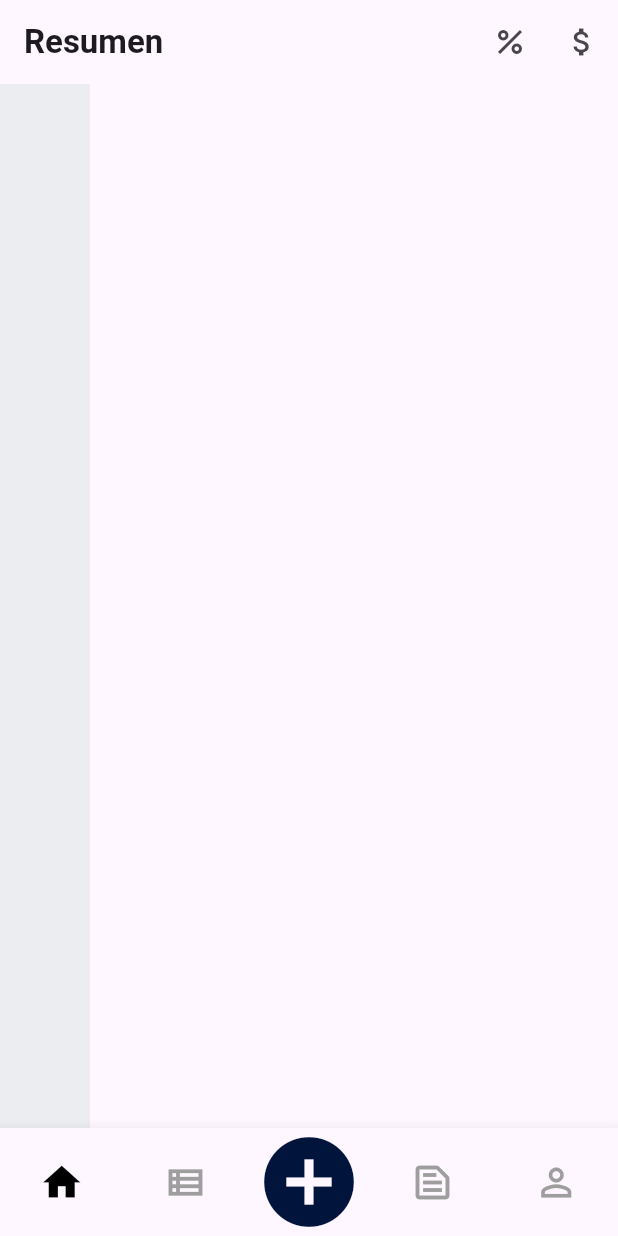
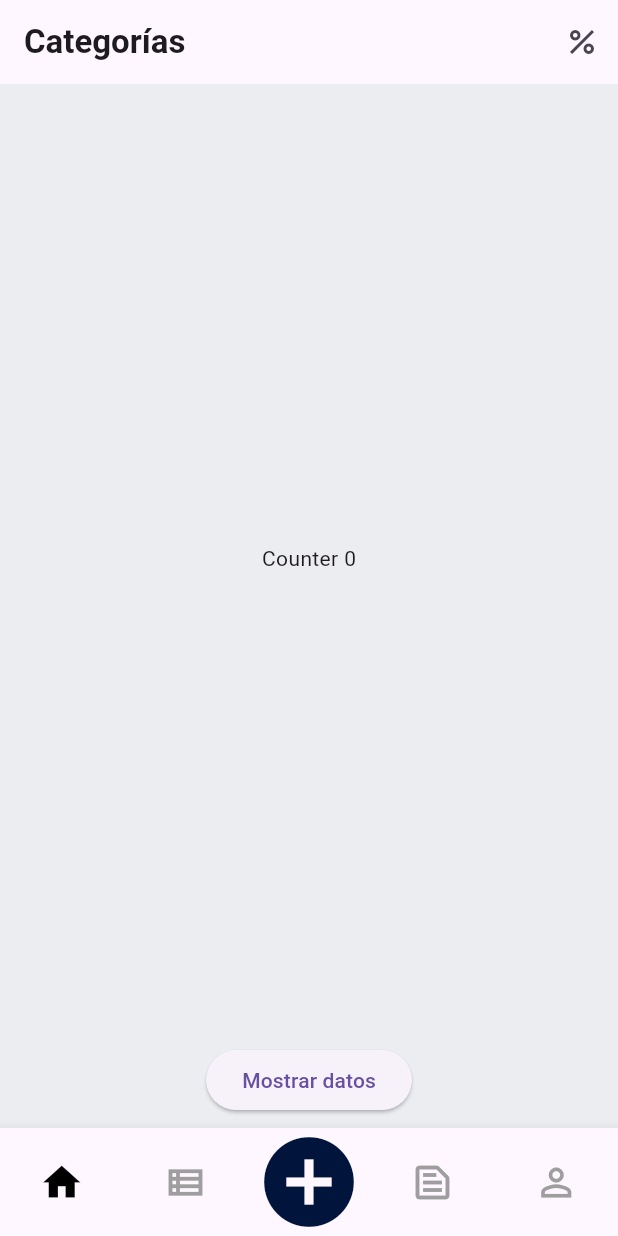
Before and after one commit to NXHM/KOBE-frontend, a Flutter app: the screen it shows after launch, item 2 of the bottom bar chosen, after a tap on the "arrow back ios" icon, on a phone screen of 412 x 824 dp. Run offline on Flutter 3.47's test engine with Material 3 defaults, Android fonts, the phone set to English and light mode, and no system bars.

Commit message:
Cambio de lógica al mostrar las páginas.

```diff
--- a/lib/pages/Home/home_page.dart
+++ b/lib/pages/Home/home_page.dart
@@ -8,41 +8,55 @@ class HomePage extends StatefulWidget {
 
 class _HomePageState extends State<HomePage> {
   int _selectedIndex = 0;
-  bool _percentage = false;
   String _title = "";
 
-  static final List<Widget> _widgetOptions = <Widget>[
-    OverviewPage(),
-    OverviewPage(),
-    OverviewPage(),
-    OverviewPage(),
-    OverviewPage(),
-    /* BudgetPage(),
-    EnterMovementPage(),
-    HistoryPage(),
-    ProfilePage(), */
-  ];
+  int showPercentages = 0;
 
-  void _onItemTapped(int index) {
+  /*
+  Aquí van las páginas. Estan puestas todos como overview pq salia error si estan vacias.
+  Las cambian mis causas. :)
+   */
+  Widget _buildBody() {
+    switch(_selectedIndex) {
+      case 0:
+        _title = "Resumen";
+        return overviewPage(showPercentages: showPercentages,);
+      case 1:
+        _title = "Categorías";
+        return overviewPage(showPercentages: showPercentages,);
+      case 2:
+        _title = "Ingresar Movimiento";
+        return overviewPage(showPercentages: showPercentages,);
+      case 3:
+        _title = "Historial";
+        return overviewPage(showPercentages: showPercentages,);
+      case 4:
+        _title = "Perfil";
+        return overviewPage(showPercentages: showPercentages,);
+      default:
+        _title = "Resumen";
+        return overviewPage(showPercentages: showPercentages,);
+    }
+  }
+
+  void _onItemTapped (int index) {
     setState(() {
       _selectedIndex = index;
-      switch(index){
-        case 0: {_title = "Resumen";}
-        break;
-        case 1: {_title = "Categorías";}
-        break;
-        case 2: {_title = "Ingresar Movimiento";}
-        break;
-        case 3: {_title = "Historial";}
-        break;
-        case 4: {_title = "Perfil";}
-        break;
-      }
     });
   }
 
-  void _changePercentage(int button) {
-    button == 0 ? _percentage = true : _percentage = false;
+  @override
+  void initState() {
+    super.initState();
+    _title = "Resumen";
+  }
+
+  void _toggleView() {
+    setState(() {
+      print(showPercentages);
+      showPercentages++;
+      print(showPercentages);
+    });
   }
 
   Widget _bottomNavigation() {
@@ -85,12 +99,6 @@ class _HomePageState extends State<HomePage> {
     );
   }
 
-  @override
-  void initState() {
-    super.initState();
-    _title = "Resumen";
-  }
-
   PreferredSizeWidget _overviewAppBar() {
     return AppBar(
       title: Text(_title,
@@ -100,11 +108,8 @@ class _HomePageState extends State<HomePage> {
       actions: [
         IconButton(
           icon: const Icon(Icons.percent),
-          onPressed: () {_changePercentage(0);}
-        ),
-        IconButton(
-          icon: const Icon(Icons.attach_money),
-          onPressed: () {_changePercentage(1);}
+          selectedIcon: Icon(Icons.attach_money),
+          onPressed: _toggleView,
         ),
       ],
     );
@@ -131,7 +136,7 @@ class _HomePageState extends State<HomePage> {
         //actions: [],
       body: Container(
         color: Color(0xFFEBEDF0),
-        child: _widgetOptions.elementAt(_selectedIndex),
+        child: _buildBody(),
       ),
       bottomNavigationBar: _bottomNavigation(),
     );
--- a/lib/pages/Overview/overview_page.dart
+++ b/lib/pages/Overview/overview_page.dart
@@ -1,17 +1,49 @@
 import 'package:flutter/material.dart';
 
-class OverviewPage extends StatelessWidget {
-  const OverviewPage({super.key});
+class overviewPage extends StatefulWidget {
+  final int? showPercentages;
+
+  overviewPage({this.showPercentages});
+
+  @override
+  _overviewPageState createState() => _overviewPageState();
+}
+
+class _overviewPageState extends State<overviewPage> {
 
   @override
   Widget build(BuildContext context) {
-    return Padding(
-      padding: const EdgeInsets.all(30),
-      child: Column(
-        /* SizedBox(
-          //children:
-        ), */
-      )
+    return Column(
+      children: [
+        Expanded(
+          child: Center(
+            child: Text("Counter ${widget.showPercentages ?? 0}")
+          ),
+        ),
+        Padding(
+          padding: const EdgeInsets.all(8.0),
+          child: ElevatedButton(
+            onPressed: showValues,
+            child: Text('Mostrar datos'),
+          ),
+        ),
+      ],
+    );
+  }
+
+  void showValues () {
+    print("Valor del contador: ${widget.showPercentages} \n");
+  }
+
+  Widget _buildPercentagesView() {
+    return Text(
+        'Vista de Porcentajes',
+    );
+  }
+
+  Widget _buildRealNumbersView() {
+    return Text(
+        'Vista de Números Reales',
     );
   }
 }
```
